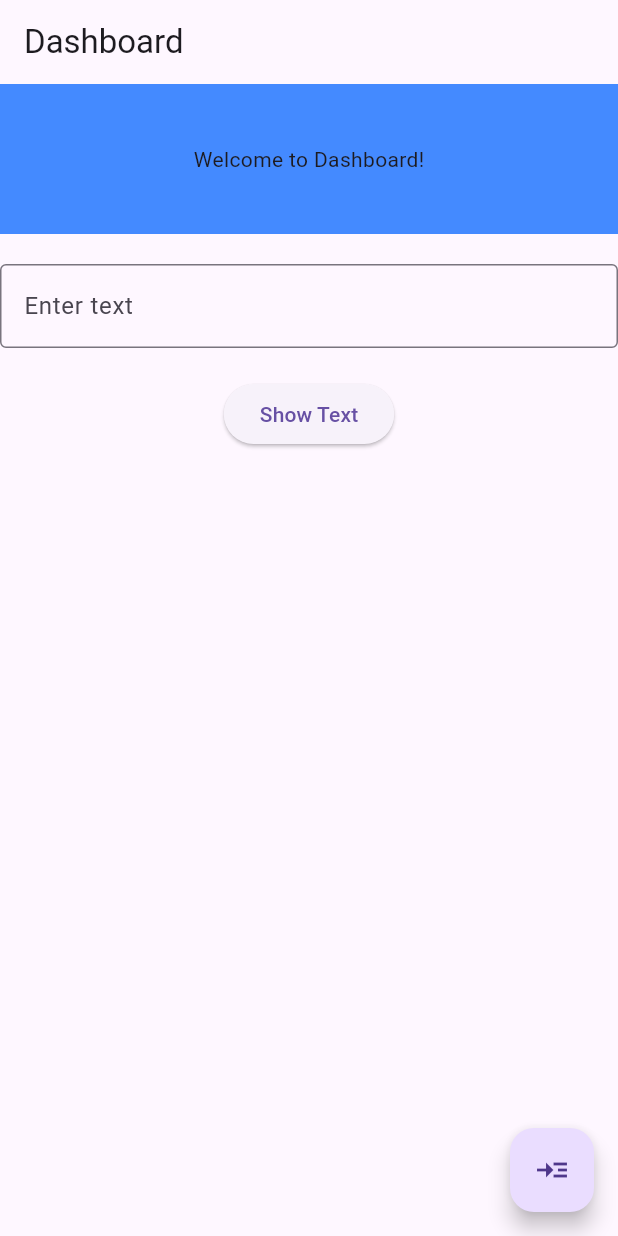
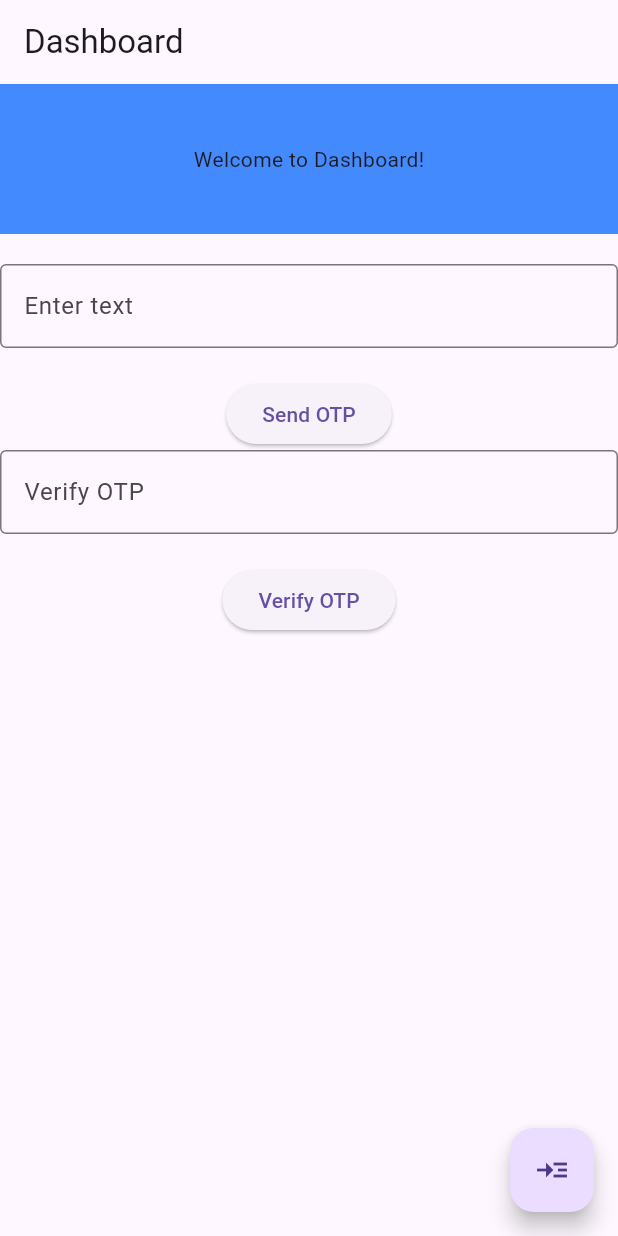
Before and after one commit to thesua7/clean_flutter, a Flutter app: the screen it shows after launch, on a phone screen of 412 x 824 dp. Run offline on Flutter 3.47's test engine with Material 3 defaults, Android fonts, the phone set to English and light mode, and no system bars; our stand-ins replace connectivity_plus, dartz, equatable, get, shared_preferences.

Commit message:
dummy api calls are added

```diff
--- a/lib/core/di/dependency_injection.dart
+++ b/lib/core/di/dependency_injection.dart
@@ -1,4 +1,8 @@
+import 'package:clean_flutter/features/dashboard/data/repository/user_data_repository.dart';
 import 'package:clean_flutter/features/dashboard/domain/usecase/send_otp_usecase.dart';
+import 'package:clean_flutter/features/dashboard/domain/usecase/user_usecase.dart';
+import 'package:clean_flutter/features/dashboard/domain/usecase/verify_otp_usecase.dart';
+import 'package:clean_flutter/features/dashboard/presentation/home_viewModel.dart';
 import 'package:get/get.dart';
 import 'package:shared_preferences/shared_preferences.dart';
 import '../../features/dashboard/data/repository/databoard_data_repository.dart';
@@ -16,7 +20,8 @@ class DependencyInjection {
   static Future<void> init() async {
     // Initialize SharedPreferences
     final sharedPreferences = await SharedPreferences.getInstance();
-    final sharedPreferencesHelper = SharedPreferencesHelper(Future.value(sharedPreferences));
+    final sharedPreferencesHelper =
+        SharedPreferencesHelper(Future.value(sharedPreferences));
 
     // Register dependencies
     Get.lazyPut(() => sharedPreferencesHelper);
@@ -31,20 +36,33 @@ class DependencyInjection {
 
     // API Service
     Get.lazyPut(() => ApiService(
-      Get.find<http.Client>(),
-      Get.find<NetworkInfo>(),
-      Get.find<TimeoutInterceptor>(),
-      Get.find<Interceptor>(),
-    ));
+          Get.find<http.Client>(),
+          Get.find<NetworkInfo>(),
+          Get.find<TimeoutInterceptor>(),
+          Get.find<Interceptor>(),
+        ));
 
     // Repositories
     Get.lazyPut(() => DashboardDataRepository(Get.find<ApiService>()));
+    Get.lazyPut(() => UserDataRepository(Get.find<ApiService>()));
 
     // Use Cases
     Get.lazyPut(() => DashboardUseCase(Get.find<DashboardDataRepository>()));
     Get.lazyPut(() => SendOtpUsecase(Get.find<DashboardDataRepository>()));
+    Get.lazyPut(() => VerifyOtpUsecase(Get.find<DashboardDataRepository>()));
+
+    Get.lazyPut(() => UserUsecase(Get.find<UserDataRepository>()));
 
     // ViewModels
-    Get.lazyPut(() => DashboardViewModel(Get.find<DashboardUseCase>(),Get.find<SendOtpUsecase>()));
+    Get.lazyPut(() => DashboardViewModel(
+        Get.find<DashboardUseCase>(),
+        Get.find<SendOtpUsecase>(),
+        Get.find<VerifyOtpUsecase>(),
+        Get.find<SharedPreferencesHelper>()));
+
+    Get.lazyPut(() => HomeViewModel(
+        Get.find<UserUsecase>()));
   }
+
+
 }
--- /dev/null
+++ b/lib/features/dashboard/data/dataSource/remote/dummy_verify_otp_d_t_o_entity.dart
@@ -0,0 +1,25 @@
+import 'package:clean_flutter/generated/json/base/json_field.dart';
+import 'package:clean_flutter/generated/json/dummy_verify_otp_d_t_o_entity.g.dart';
+import 'dart:convert';
+export 'package:clean_flutter/generated/json/dummy_verify_otp_d_t_o_entity.g.dart';
+
+@JsonSerializable()
+class DummyVerifyOtpDTOEntity {
+	String? message = '';
+	String? token = '';
+	@JSONField(name: "first_name")
+	String? firstName = '';
+	@JSONField(name: "last_name")
+	String? lastName = '';
+
+	DummyVerifyOtpDTOEntity();
+
+	factory DummyVerifyOtpDTOEntity.fromJson(Map<String, dynamic> json) => $DummyVerifyOtpDTOEntityFromJson(json);
+
+	Map<String, dynamic> toJson() => $DummyVerifyOtpDTOEntityToJson(this);
+
+	@override
+	String toString() {
+		return jsonEncode(this);
+	}
+}
--- /dev/null
+++ b/lib/features/dashboard/data/dataSource/remote/user_model_d_t_o_entity.dart
@@ -0,0 +1,45 @@
+import 'package:clean_flutter/generated/json/base/json_field.dart';
+import 'package:clean_flutter/generated/json/user_model_d_t_o_entity.g.dart';
+import 'dart:convert';
+export 'package:clean_flutter/generated/json/user_model_d_t_o_entity.g.dart';
+
+@JsonSerializable()
+class UserModelDTOEntity {
+	String? status = '';
+	String? message = '';
+	UserModelDTOData? data;
+
+	UserModelDTOEntity();
+
+	factory UserModelDTOEntity.fromJson(Map<String, dynamic> json) => $UserModelDTOEntityFromJson(json);
+
+	Map<String, dynamic> toJson() => $UserModelDTOEntityToJson(this);
+
+	@override
+	String toString() {
+		return jsonEncode(this);
+	}
+}
+
+@JsonSerializable()
+class UserModelDTOData {
+	int? id = 0;
+	@JSONField(name: "first_name")
+	String? firstName = '';
+	@JSONField(name: "last_name")
+	String? lastName = '';
+	String? email = '';
+	String? phone = '';
+	String? dp = '';
+
+	UserModelDTOData();
+
+	factory UserModelDTOData.fromJson(Map<String, dynamic> json) => $UserModelDTODataFromJson(json);
+
+	Map<String, dynamic> toJson() => $UserModelDTODataToJson(this);
+
+	@override
+	String toString() {
+		return jsonEncode(this);
+	}
+}
--- a/lib/features/dashboard/domain/repository/dashboard_repository.dart
+++ b/lib/features/dashboard/domain/repository/dashboard_repository.dart
@@ -1,5 +1,6 @@
 import 'package:clean_flutter/features/dashboard/data/dataSource/remote/dummy_d_t_o_entity.dart';
 import 'package:clean_flutter/features/dashboard/data/dataSource/remote/dummy_get_otp_dto_entity.dart';
+import 'package:clean_flutter/features/dashboard/data/dataSource/remote/dummy_verify_otp_d_t_o_entity.dart';
 import 'package:dartz/dartz.dart';
 
 import '../../../../core/errors/failure.dart';
@@ -8,4 +9,6 @@ import '../../../../core/errors/failure.dart';
 abstract class DashboardRepository {
   Future<Either<Failure, DummyDTOEntity>> fetchDashboardData();
   Future<Either<Failure,DummyGetOtpDtoEntity>> sendOTP(String number);
+  Future<Either<Failure,DummyVerifyOtpDTOEntity>> verifyOTP(String userId,String otp);
+
 }
--- a/lib/features/dashboard/domain/usecase/send_otp_usecase.dart
+++ b/lib/features/dashboard/domain/usecase/send_otp_usecase.dart
@@ -18,10 +18,9 @@ class SendOtpUsecase implements BaseUseCase<DummyGetOtpDtoEntity, SendOTPParams>
 
 class SendOTPParams {
   final String phoneNumber;
-  final String otpType;
 
   SendOTPParams({
     required this.phoneNumber,
-    required this.otpType,
+
   });
 }
--- /dev/null
+++ b/lib/features/dashboard/domain/usecase/user_usecase.dart
@@ -0,0 +1,17 @@
+import 'package:clean_flutter/features/dashboard/data/dataSource/remote/user_model_d_t_o_entity.dart';
+import 'package:clean_flutter/features/dashboard/data/repository/user_data_repository.dart';
+import 'package:dartz/dartz.dart';
+
+import '../../../../core/errors/failure.dart';
+import '../../../../core/usecase/base_usecase.dart';
+
+class UserUsecase implements BaseUseCase<UserModelDTOEntity, NoParams> {
+  final UserDataRepository _repository;
+
+  UserUsecase(this._repository);
+
+  @override
+  Future<Either<Failure, UserModelDTOEntity>> call(NoParams params) async {
+    return await _repository.fetchUser();
+  }
+}
--- /dev/null
+++ b/lib/features/dashboard/domain/usecase/verify_otp_usecase.dart
@@ -0,0 +1,27 @@
+import 'package:clean_flutter/features/dashboard/data/dataSource/remote/dummy_verify_otp_d_t_o_entity.dart';
+import 'package:dartz/dartz.dart';
+import '../../../../core/errors/failure.dart';
+import '../../../../core/usecase/base_usecase.dart';
+import '../repository/dashboard_repository.dart';
+
+
+class VerifyOtpUsecase implements BaseUseCase<DummyVerifyOtpDTOEntity, Params> {
+  final DashboardRepository repository;
+
+  VerifyOtpUsecase(this.repository);
+
+  @override
+  Future<Either<Failure, DummyVerifyOtpDTOEntity>> call(Params params) async {
+    return await repository.verifyOTP(params.user_id,params.otp);
+  }
+}
+
+class Params {
+  final String user_id;
+  final String otp;
+
+  Params({
+    required this.user_id,
+    required this.otp,
+  });
+}
--- a/lib/features/dashboard/presentation/dashboard_view.dart
+++ b/lib/features/dashboard/presentation/dashboard_view.dart
@@ -1,18 +1,21 @@
 import 'package:flutter/material.dart';
 import 'package:provider/provider.dart';
+import 'package:get/get.dart';
 import '../../../core/shared/response_state.dart';
 import '../data/dataSource/remote/dummy_d_t_o_entity.dart';
+import '../data/dataSource/remote/dummy_get_otp_dto_entity.dart';
+import '../data/dataSource/remote/dummy_verify_otp_d_t_o_entity.dart';
 import 'dashboard_viewmodel.dart';
 
 class DashboardScreen extends StatelessWidget {
   const DashboardScreen({super.key});
 
-
   @override
   Widget build(BuildContext context) {
-    // Fetch the ViewModel using Provider
-    final viewModel = Provider.of<DashboardViewModel>(context);
+    final viewModel = Provider.of<DashboardViewModel>(context, listen: false);
     final TextEditingController inputBox = TextEditingController();
+    final TextEditingController inputBoxVerify = TextEditingController();
+    int uid = -1;
 
     return Scaffold(
       appBar: AppBar(
@@ -31,7 +34,20 @@ class DashboardScreen extends StatelessWidget {
                   if (uiState.status == UiStateStatus.loading) {
                     return const CircularProgressIndicator();
                   } else if (uiState.status == UiStateStatus.success) {
-                    return Text('Data: ${(uiState.data as DummyDTOEntity).title}');
+                    if (uiState.data is DummyDTOEntity) {
+                      final data = uiState.data as DummyDTOEntity;
+                      return Text('Data: ${data.title}');
+                    } else if (uiState.data is DummyGetOtpDtoEntity) {
+                      final otpData = uiState.data as DummyGetOtpDtoEntity;
+                      uid = otpData.data!.id!;
+                      return Text('OTP Data: ${otpData.toString()}');
+                    } else if (uiState.data is DummyVerifyOtpDTOEntity) {
+                      final verifyOtp = uiState.data as DummyVerifyOtpDTOEntity;
+                      // Handle successful OTP verification if needed
+                      return Text('OTP Data: ${verifyOtp.toString()}');
+                    } else {
+                      return const Text('Unknown data type');
+                    }
                   } else if (uiState.status == UiStateStatus.error) {
                     return Text('Error: ${uiState.errorMessage}');
                   } else {
@@ -42,7 +58,6 @@ class DashboardScreen extends StatelessWidget {
             ),
           ),
           SizedBox(height: 20),
-
           TextField(
             controller: inputBox,
             decoration: InputDecoration(
@@ -52,15 +67,22 @@ class DashboardScreen extends StatelessWidget {
           ),
           SizedBox(height: 20),
           ElevatedButton(
-            onPressed: () {
-              final text = inputBox.text;
-              ScaffoldMessenger.of(context).showSnackBar(
-                SnackBar(content: Text('Entered text: $text')),
-              );
-            },
-            child: Text('Show Text'),
+            onPressed: () => viewModel.sendOTP(inputBox.text),
+            child: Text('Send OTP'),
           ),
-
+          TextField(
+            controller: inputBoxVerify,
+            decoration: InputDecoration(
+              labelText: 'Verify OTP',
+              border: OutlineInputBorder(),
+            ),
+          ),
+          SizedBox(height: 20),
+          ElevatedButton(
+            onPressed: () =>
+                _verifyOTP(uid.toString(), inputBoxVerify.text, viewModel),
+            child: Text('Verify OTP'),
+          ),
         ],
       ),
       floatingActionButton: FloatingActionButton(
@@ -69,4 +91,22 @@ class DashboardScreen extends StatelessWidget {
       ),
     );
   }
+
+  void _verifyOTP(String uid, String otp, DashboardViewModel viewModel) {
+    viewModel.verifyOTP(uid, otp).then((result) {
+      final uiState = viewModel.uiState;
+
+      final verifyOtp = uiState.data as DummyVerifyOtpDTOEntity;
+
+      if (verifyOtp.message == "successfully logged in") {
+        // Navigate to the logout page
+        Get.offAllNamed('/home');
+      }
+      else{
+        throw verifyOtp.message!;
+      }
+    }).catchError((error) {
+      print('Error verifying OTP: $error');
+    });
+  }
 }
--- a/lib/features/dashboard/presentation/dashboard_viewmodel.dart
+++ b/lib/features/dashboard/presentation/dashboard_viewmodel.dart
@@ -1,20 +1,54 @@
 import 'package:clean_flutter/core/usecase/base_usecase.dart';
 import 'package:clean_flutter/features/dashboard/domain/usecase/send_otp_usecase.dart';
+import 'package:clean_flutter/features/dashboard/domain/usecase/verify_otp_usecase.dart';
 import 'package:flutter/material.dart';
 
+import '../../../core/shared/response_state.dart';
+import '../../../core/shared/shared_preferences_helper.dart';
 import '../../../core/viewModel/base_viewmodel.dart';
+import '../data/dataSource/remote/dummy_verify_otp_d_t_o_entity.dart';
 import '../domain/usecase/fetch_dashboard_usecase.dart';
-
 
 class DashboardViewModel extends BaseViewModel {
   final DashboardUseCase _useCase;
   final SendOtpUsecase _sendOtpUsecase;
+  final VerifyOtpUsecase _verifyOtpUsecase;
+  final SharedPreferencesHelper _sharedPreferencesHelper;
 
-  DashboardViewModel(this._useCase,this._sendOtpUsecase);
+  DashboardViewModel(this._useCase, this._sendOtpUsecase,
+      this._verifyOtpUsecase, this._sharedPreferencesHelper);
 
   Future<void> fetchDashboardData() async {
     await performAction(() async {
       return await _useCase.call(NoParams());
     });
   }
+
+  Future<void> sendOTP(String phoneNumber) async {
+    final params = SendOTPParams(phoneNumber: phoneNumber);
+    await performAction(() async {
+      return await _sendOtpUsecase.call(params);
+    });
+  }
+
+  Future<void> verifyOTP(String userId, String otp) async {
+    final params = Params(user_id: userId, otp: otp);
+    await performAction(() async {
+      final result = await _verifyOtpUsecase.call(params);
+      result.fold(
+        (failure) => setUiState(UiState.error(failure.toString())),
+        (verifyOtpData) async {
+          await _sharedPreferencesHelper.setString(
+              'token', verifyOtpData.token ?? ''); // Save auth token
+          setUiState(UiState.success(verifyOtpData));
+
+          final token =await _sharedPreferencesHelper.getString('token');
+
+          print(token);
+        },
+      );
+
+      return result;
+    });
+  }
 }
--- /dev/null
+++ b/lib/features/dashboard/presentation/home_viewModel.dart
@@ -0,0 +1,18 @@
+import 'package:clean_flutter/core/viewModel/base_viewmodel.dart';
+import 'package:clean_flutter/features/dashboard/domain/usecase/user_usecase.dart';
+
+import '../../../core/usecase/base_usecase.dart';
+
+class HomeViewModel extends BaseViewModel{
+
+  final UserUsecase  _userUsecase;
+
+  HomeViewModel(this._userUsecase);
+
+  Future<void> fetchUser() async {
+    await performAction(() async {
+      return await _userUsecase.call(NoParams());
+    });
+  }
+
+}
--- a/lib/main.dart
+++ b/lib/main.dart
@@ -1,33 +1,56 @@
+import 'package:clean_flutter/core/shared/shared_preferences_helper.dart';
 import 'package:clean_flutter/features/dashboard/domain/usecase/send_otp_usecase.dart';
+import 'package:clean_flutter/features/dashboard/domain/usecase/verify_otp_usecase.dart';
+import 'package:clean_flutter/features/dashboard/presentation/home_view.dart';
 import 'package:flutter/material.dart';
 import 'package:get/get.dart';
-import 'package:get/get_core/src/get_main.dart';
 import 'package:provider/provider.dart';
 import 'core/di/dependency_injection.dart';
 import 'features/dashboard/domain/usecase/fetch_dashboard_usecase.dart';
+import 'features/dashboard/domain/usecase/user_usecase.dart';
 import 'features/dashboard/presentation/dashboard_view.dart';
 import 'features/dashboard/presentation/dashboard_viewmodel.dart';
+import 'features/dashboard/presentation/home_viewModel.dart'; // import HomeViewModel
 
 void main() async {
   WidgetsFlutterBinding.ensureInitialized();
   await DependencyInjection.init();
 
-  runApp(MyApp());
+  final SharedPreferencesHelper sharedPreferencesHelper = Get.find<SharedPreferencesHelper>();
+  final token = await sharedPreferencesHelper.getString('token');
+
+  runApp(MyApp(token: token));
 }
 
 class MyApp extends StatelessWidget {
+  final String? token;
+
+  MyApp({this.token});
+
   @override
   Widget build(BuildContext context) {
     return MultiProvider(
       providers: [
         ChangeNotifierProvider(
           create: (_) => DashboardViewModel(
-             Get.find<DashboardUseCase>(),Get.find<SendOtpUsecase>()
-          ), // Assuming FetchDashboardUseCase is provided by DependencyInjection
+            Get.find<DashboardUseCase>(),
+            Get.find<SendOtpUsecase>(),
+            Get.find<VerifyOtpUsecase>(),
+            Get.find<SharedPreferencesHelper>(),
+          ),
+        ),
+        ChangeNotifierProvider(
+          create: (_) => HomeViewModel(
+            Get.find<UserUsecase>(), // Assuming UserUsecase is provided by DependencyInjection
+          ),
         ),
       ],
-      child: MaterialApp(
-        home: DashboardScreen(),
+      child: GetMaterialApp(
+        initialRoute: token != null && token!.isNotEmpty ? '/home' : '/dashboard',
+        getPages: [
+          GetPage(name: '/dashboard', page: () => DashboardScreen()),
+          GetPage(name: '/home', page: () => HomeView()),
+        ],
       ),
     );
   }
```
Also changed, not shown: lib/core/network/api_service.dart (+12 -31 lines), lib/core/network/interceptors.dart (+3 -5 lines), lib/features/dashboard/data/repository/databoard_data_repository.dart (+22 -2 lines), lib/features/dashboard/data/repository/user_data_repository.dart (added, +32 -0 lines), lib/features/dashboard/domain/repository/user_repository.dart (added, +9 -0 lines), lib/features/dashboard/presentation/home_view.dart (added, +82 -0 lines), lib/generated/json/base/json_convert_content.dart, lib/generated/json/dummy_verify_otp_d_t_o_entity.g.dart (added), lib/generated/json/user_model_d_t_o_entity.g.dart (added).
